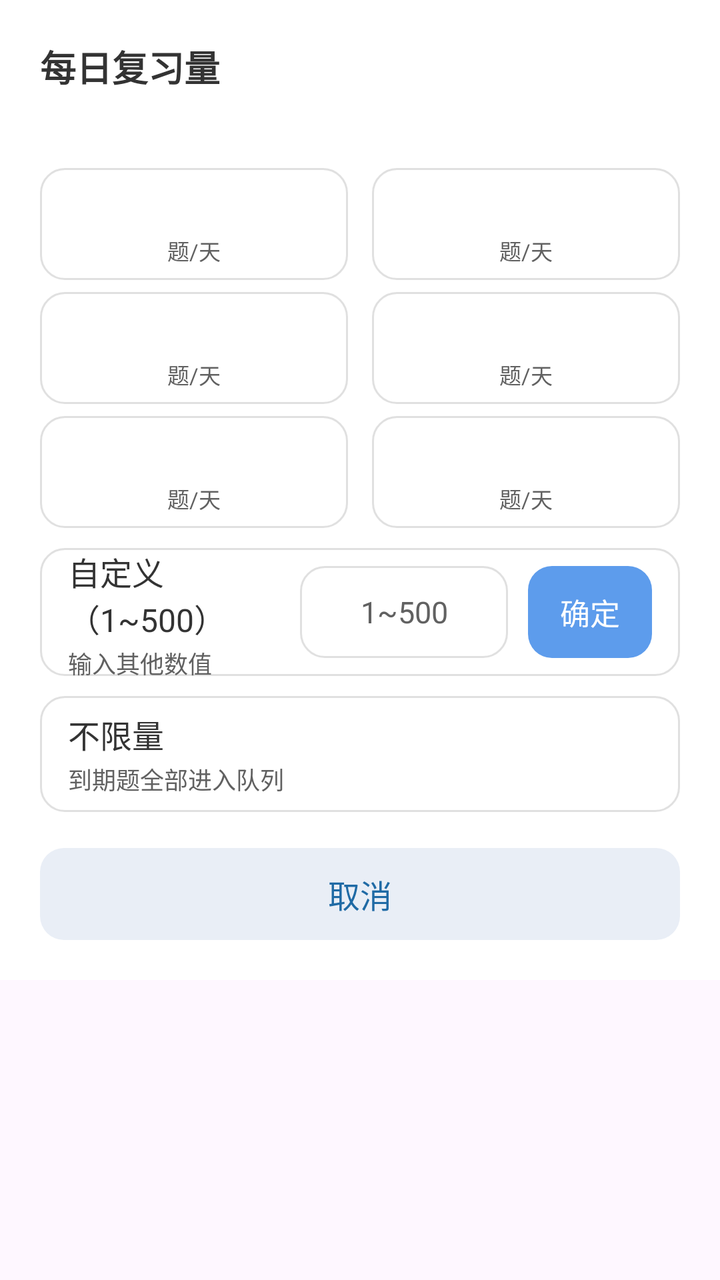
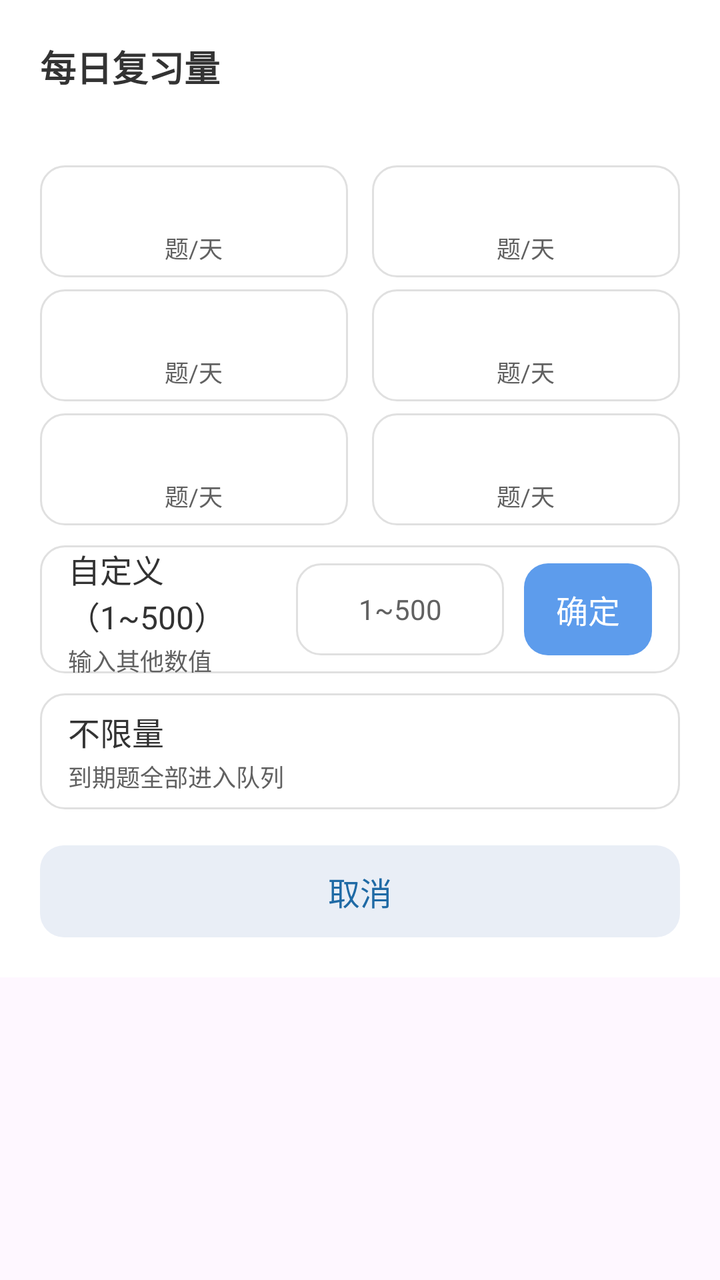

Two renders of the same Android screen: before a commit and after it. Below are the layout's source before the change and the commit's diff.
<!-- AndroidManifest.xml: application theme Theme.Demo -->
<!-- res/layout/dialog_budget.xml -->
<?xml version="1.0" encoding="utf-8"?>
<androidx.core.widget.NestedScrollView xmlns:android="http://schemas.android.com/apk/res/android"
    android:layout_width="match_parent"
    android:layout_height="wrap_content"
    android:fillViewport="false">

    <LinearLayout
        android:layout_width="match_parent"
        android:layout_height="wrap_content"
        android:orientation="vertical"
        android:background="@color/home_card"
        android:padding="20dp">

    <TextView
        android:id="@+id/tv_budget_title"
        android:layout_width="match_parent"
        android:layout_height="wrap_content"
        android:text="每日复习量"
        android:textSize="18sp"
        android:textStyle="bold"
        android:textColor="@color/home_text_primary" />

    <TextView
        android:id="@+id/tv_budget_current"
        android:layout_width="match_parent"
        android:layout_height="wrap_content"
        android:layout_marginTop="4dp"
        android:textSize="13sp"
        android:textColor="@color/home_text_secondary" />

    
    <LinearLayout
        android:layout_width="match_parent"
        android:layout_height="wrap_content"
        android:orientation="horizontal"
        android:layout_marginTop="16dp">

        <LinearLayout
            android:id="@+id/chip_0"
            android:layout_width="0dp"
            android:layout_height="56dp"
            android:layout_weight="1"
            android:layout_marginEnd="6dp"
            android:orientation="vertical"
            android:gravity="center"
            android:background="@drawable/bg_budget_option_normal"
            android:clickable="true"
            android:focusable="true"
            android:foreground="?attr/selectableItemBackground">

            <TextView
                android:id="@+id/chip_num_0"
                android:layout_width="wrap_content"
                android:layout_height="wrap_content"
                android:textSize="18sp"
                android:textStyle="bold"
                android:textColor="@color/home_text_primary" />

            <TextView
                android:layout_width="wrap_content"
                android:layout_height="wrap_content"
                android:layout_marginTop="2dp"
                android:text="题/天"
                android:textSize="11sp"
                android:textColor="@color/home_text_secondary" />
        </LinearLayout>

        <LinearLayout
            android:id="@+id/chip_1"
            android:layout_width="0dp"
            android:layout_height="56dp"
            android:layout_weight="1"
            android:layout_marginStart="6dp"
            android:orientation="vertical"
            android:gravity="center"
            android:background="@drawable/bg_budget_option_normal"
            android:clickable="true"
            android:focusable="true"
            android:foreground="?attr/selectableItemBackground">

            <TextView
                android:id="@+id/chip_num_1"
                android:layout_width="wrap_content"
                android:layout_height="wrap_content"
                android:textSize="18sp"
                android:textStyle="bold"
                android:textColor="@color/home_text_primary" />

            <TextView
                android:layout_width="wrap_content"
                android:layout_height="wrap_content"
                android:layout_marginTop="2dp"
                android:text="题/天"
                android:textSize="11sp"
                android:textColor="@color/home_text_secondary" />
        </LinearLayout>
    </LinearLayout>

    <LinearLayout
        android:layout_width="match_parent"
        android:layout_height="wrap_content"
        android:orientation="horizontal"
        android:layout_marginTop="6dp">

        <LinearLayout
            android:id="@+id/chip_2"
            android:layout_width="0dp"
            android:layout_height="56dp"
            android:layout_weight="1"
            android:layout_marginEnd="6dp"
            android:orientation="vertical"
            android:gravity="center"
            android:background="@drawable/bg_budget_option_normal"
            android:clickable="true"
            android:focusable="true"
            android:foreground="?attr/selectableItemBackground">

            <TextView
                android:id="@+id/chip_num_2"
                android:layout_width="wrap_content"
                android:layout_height="wrap_content"
                android:textSize="18sp"
                android:textStyle="bold"
                android:textColor="@color/home_text_primary" />

            <TextView
                android:layout_width="wrap_content"
                android:layout_height="wrap_content"
                android:layout_marginTop="2dp"
                android:text="题/天"
                android:textSize="11sp"
                android:textColor="@color/home_text_secondary" />
        </LinearLayout>

        <LinearLayout
            android:id="@+id/chip_3"
            android:layout_width="0dp"
            android:layout_height="56dp"
            android:layout_weight="1"
            android:layout_marginStart="6dp"
            android:orientation="vertical"
            android:gravity="center"
            android:background="@drawable/bg_budget_option_normal"
            android:clickable="true"
            android:focusable="true"
            android:foreground="?attr/selectableItemBackground">

            <TextView
                android:id="@+id/chip_num_3"
                android:layout_width="wrap_content"
                android:layout_height="wrap_content"
                android:textSize="18sp"
                android:textStyle="bold"
                android:textColor="@color/home_text_primary" />

            <TextView
                android:layout_width="wrap_content"
                android:layout_height="wrap_content"
                android:layout_marginTop="2dp"
                android:text="题/天"
                android:textSize="11sp"
                android:textColor="@color/home_text_secondary" />
        </LinearLayout>
    </LinearLayout>

    <LinearLayout
        android:layout_width="match_parent"
        android:layout_height="wrap_content"
        android:orientation="horizontal"
        android:layout_marginTop="6dp">

        <LinearLayout
            android:id="@+id/chip_4"
            android:layout_width="0dp"
            android:layout_height="56dp"
            android:layout_weight="1"
            android:layout_marginEnd="6dp"
            android:orientation="vertical"
            android:gravity="center"
            android:background="@drawable/bg_budget_option_normal"
            android:clickable="true"
            android:focusable="true"
            android:foreground="?attr/selectableItemBackground">

            <TextView
                android:id="@+id/chip_num_4"
                android:layout_width="wrap_content"
                android:layout_height="wrap_content"
                android:textSize="18sp"
                android:textStyle="bold"
                android:textColor="@color/home_text_primary" />

            <TextView
                android:layout_width="wrap_content"
                android:layout_height="wrap_content"
                android:layout_marginTop="2dp"
                android:text="题/天"
                android:textSize="11sp"
                android:textColor="@color/home_text_secondary" />
        </LinearLayout>

        <LinearLayout
            android:id="@+id/chip_5"
            android:layout_width="0dp"
            android:layout_height="56dp"
            android:layout_weight="1"
            android:layout_marginStart="6dp"
            android:orientation="vertical"
            android:gravity="center"
            android:background="@drawable/bg_budget_option_normal"
            android:clickable="true"
            android:focusable="true"
            android:foreground="?attr/selectableItemBackground">

            <TextView
                android:id="@+id/chip_num_5"
                android:layout_width="wrap_content"
                android:layout_height="wrap_content"
                android:textSize="18sp"
                android:textStyle="bold"
                android:textColor="@color/home_text_primary" />

            <TextView
                android:layout_width="wrap_content"
                android:layout_height="wrap_content"
                android:layout_marginTop="2dp"
                android:text="题/天"
                android:textSize="11sp"
                android:textColor="@color/home_text_secondary" />
        </LinearLayout>
    </LinearLayout>

    
    <LinearLayout
        android:id="@+id/row_custom"
        android:layout_width="match_parent"
        android:layout_height="64dp"
        android:orientation="horizontal"
        android:gravity="center_vertical"
        android:layout_marginTop="10dp"
        android:paddingLeft="14dp"
        android:paddingRight="14dp"
        android:background="@drawable/bg_budget_option_normal"
        android:clickable="false"
        android:focusable="true"
        android:foreground="?attr/selectableItemBackground">

        <LinearLayout
            android:layout_width="0dp"
            android:layout_height="wrap_content"
            android:layout_weight="1"
            android:orientation="vertical">

            <TextView
                android:id="@+id/row_custom_title"
                android:layout_width="wrap_content"
                android:layout_height="wrap_content"
                android:text="自定义（1~500）"
                android:textSize="16sp"
                android:textColor="@color/home_text_primary" />

            <TextView
                android:id="@+id/row_custom_sub"
                android:layout_width="wrap_content"
                android:layout_height="wrap_content"
                android:layout_marginTop="2dp"
                android:text="输入其他数值"
                android:textSize="12sp"
                android:textColor="@color/home_text_secondary" />
        </LinearLayout>

        <EditText
            android:id="@+id/row_custom_input"
            android:layout_width="104dp"
            android:layout_height="46dp"
            android:gravity="center"
            android:inputType="number"
            android:maxLength="3"
            android:hint="1~500"
            android:textSize="15sp"
            android:textColor="@color/home_text_primary"
            android:textColorHint="@color/home_text_secondary"
            android:background="@drawable/bg_budget_option_normal"
            android:paddingLeft="6dp"
            android:paddingRight="6dp" />

        <TextView
            android:id="@+id/btn_custom_confirm"
            android:layout_width="wrap_content"
            android:layout_height="46dp"
            android:layout_marginStart="10dp"
            android:paddingLeft="16dp"
            android:paddingRight="16dp"
            android:gravity="center"
            android:text="确定"
            android:textSize="15sp"
            android:textColor="@color/home_card"
            android:background="@drawable/bg_prompt_button"
            android:backgroundTint="@color/action_primary"
            android:clickable="true"
            android:focusable="true"
            android:foreground="?attr/selectableItemBackground" />
    </LinearLayout>

    
    <LinearLayout
        android:id="@+id/row_unlimited"
        android:layout_width="match_parent"
        android:layout_height="58dp"
        android:orientation="horizontal"
        android:gravity="center_vertical"
        android:layout_marginTop="10dp"
        android:paddingLeft="14dp"
        android:paddingRight="14dp"
        android:background="@drawable/bg_budget_option_normal"
        android:clickable="true"
        android:focusable="true"
        android:foreground="?attr/selectableItemBackground">

        <LinearLayout
            android:layout_width="0dp"
            android:layout_height="wrap_content"
            android:layout_weight="1"
            android:orientation="vertical">

            <TextView
                android:id="@+id/row_unlimited_title"
                android:layout_width="wrap_content"
                android:layout_height="wrap_content"
                android:text="不限量"
                android:textSize="16sp"
                android:textColor="@color/home_text_primary" />

            <TextView
                android:id="@+id/row_unlimited_sub"
                android:layout_width="wrap_content"
                android:layout_height="wrap_content"
                android:layout_marginTop="2dp"
                android:text="到期题全部进入队列"
                android:textSize="12sp"
                android:textColor="@color/home_text_secondary" />
        </LinearLayout>
    </LinearLayout>

    <TextView
        android:id="@+id/btn_budget_cancel"
        android:layout_width="match_parent"
        android:layout_height="46dp"
        android:layout_marginTop="18dp"
        android:background="@drawable/bg_prompt_button"
        android:backgroundTint="#E9EEF6"
        android:gravity="center"
        android:text="取消"
        android:textSize="16sp"
        android:textColor="@color/detail_primary"
        android:clickable="true"
        android:focusable="true" />

    </LinearLayout>

</androidx.core.widget.NestedScrollView>
<!-- resources referenced by this layout -->
<resources>
  <color name="action_primary">#5D9CEC</color>
  <color name="detail_primary">#1F6AA5</color>
  <color name="home_card">#FFFFFF</color>
  <color name="home_text_primary">#333333</color>
  <color name="home_text_secondary">#616161</color>
  <!-- drawable bg_budget_option_normal (drawable) -->
  <?xml version="1.0" encoding="utf-8"?>
  <shape xmlns:android="http://schemas.android.com/apk/res/android"
      android:shape="rectangle">
      <corners android:radius="@dimen/corner_control" />
      <solid android:color="@color/home_card" />
      <stroke android:width="1dp" android:color="@color/home_stroke" />
  </shape>
  <!-- drawable bg_prompt_button (drawable) -->
  <?xml version="1.0" encoding="utf-8"?>
  <shape xmlns:android="http://schemas.android.com/apk/res/android"
      android:shape="rectangle">
      <corners android:radius="@dimen/corner_control" />
      <solid android:color="#FFFFFF" />
  </shape>
  <style name="Theme.Demo" parent="Base.Theme.Demo" />
  <dimen name="corner_control">12dp</dimen>
  <color name="home_stroke">#E0E0E0</color>
  <style name="Base.Theme.Demo" parent="Theme.Material3.DayNight.NoActionBar">
          
          <item name="android:statusBarColor">@color/home_bg</item>
          <item name="android:windowLightStatusBar">true</item>
          <item name="android:navigationBarColor">@color/home_bg</item>
          <item name="android:windowLightNavigationBar" tools:targetApi="o_mr1">true</item>
          <item name="android:enforceNavigationBarContrast" tools:targetApi="q">false</item>
      </style>
  <color name="home_bg">@color/page_bg</color>
  <color name="page_bg">#F0F2F5</color>
</resources>

<!-- the commit's change to res/layout/dialog_budget.xml (unified diff, before → after) -->
@@ -16,7 +16,7 @@
         android:layout_width="match_parent"
         android:layout_height="wrap_content"
         android:text="每日复习量"
-        android:textSize="18sp"
+        android:textSize="@dimen/text_size_title"
         android:textStyle="bold"
         android:textColor="@color/home_text_primary" />
 
@@ -25,7 +25,7 @@
         android:layout_width="match_parent"
         android:layout_height="wrap_content"
         android:layout_marginTop="4dp"
-        android:textSize="13sp"
+        android:textSize="@dimen/text_size_caption"
         android:textColor="@color/home_text_secondary" />
 
     
@@ -52,16 +52,16 @@
                 android:id="@+id/chip_num_0"
                 android:layout_width="wrap_content"
                 android:layout_height="wrap_content"
-                android:textSize="18sp"
-                android:textStyle="bold"
-                android:textColor="@color/home_text_primary" />
-
-            <TextView
-                android:layout_width="wrap_content"
-                android:layout_height="wrap_content"
-                android:layout_marginTop="2dp"
-                android:text="题/天"
-                android:textSize="11sp"
+                android:textSize="@dimen/text_size_title"
+                android:textStyle="bold"
+                android:textColor="@color/home_text_primary" />
+
+            <TextView
+                android:layout_width="wrap_content"
+                android:layout_height="wrap_content"
+                android:layout_marginTop="2dp"
+                android:text="题/天"
+                android:textSize="@dimen/text_size_caption"
                 android:textColor="@color/home_text_secondary" />
         </LinearLayout>
 
@@ -82,16 +82,16 @@
                 android:id="@+id/chip_num_1"
                 android:layout_width="wrap_content"
                 android:layout_height="wrap_content"
-                android:textSize="18sp"
-                android:textStyle="bold"
-                android:textColor="@color/home_text_primary" />
-
-            <TextView
-                android:layout_width="wrap_content"
-                android:layout_height="wrap_content"
-                android:layout_marginTop="2dp"
-                android:text="题/天"
-                android:textSize="11sp"
+                android:textSize="@dimen/text_size_title"
+                android:textStyle="bold"
+                android:textColor="@color/home_text_primary" />
+
+            <TextView
+                android:layout_width="wrap_content"
+                android:layout_height="wrap_content"
+                android:layout_marginTop="2dp"
+                android:text="题/天"
+                android:textSize="@dimen/text_size_caption"
                 android:textColor="@color/home_text_secondary" />
         </LinearLayout>
     </LinearLayout>
@@ -119,16 +119,16 @@
                 android:id="@+id/chip_num_2"
                 android:layout_width="wrap_content"
                 android:layout_height="wrap_content"
-                android:textSize="18sp"
-                android:textStyle="bold"
-                android:textColor="@color/home_text_primary" />
-
-            <TextView
-                android:layout_width="wrap_content"
-                android:layout_height="wrap_content"
-                android:layout_marginTop="2dp"
-                android:text="题/天"
-                android:textSize="11sp"
+                android:textSize="@dimen/text_size_title"
+                android:textStyle="bold"
+                android:textColor="@color/home_text_primary" />
+
+            <TextView
+                android:layout_width="wrap_content"
+                android:layout_height="wrap_content"
+                android:layout_marginTop="2dp"
+                android:text="题/天"
+                android:textSize="@dimen/text_size_caption"
                 android:textColor="@color/home_text_secondary" />
         </LinearLayout>
 
@@ -149,16 +149,16 @@
                 android:id="@+id/chip_num_3"
                 android:layout_width="wrap_content"
                 android:layout_height="wrap_content"
-                android:textSize="18sp"
-                android:textStyle="bold"
-                android:textColor="@color/home_text_primary" />
-
-            <TextView
-                android:layout_width="wrap_content"
-                android:layout_height="wrap_content"
-                android:layout_marginTop="2dp"
-                android:text="题/天"
-                android:textSize="11sp"
+                android:textSize="@dimen/text_size_title"
+                android:textStyle="bold"
+                android:textColor="@color/home_text_primary" />
+
+            <TextView
+                android:layout_width="wrap_content"
+                android:layout_height="wrap_content"
+                android:layout_marginTop="2dp"
+                android:text="题/天"
+                android:textSize="@dimen/text_size_caption"
                 android:textColor="@color/home_text_secondary" />
         </LinearLayout>
     </LinearLayout>
@@ -186,16 +186,16 @@
                 android:id="@+id/chip_num_4"
                 android:layout_width="wrap_content"
                 android:layout_height="wrap_content"
-                android:textSize="18sp"
-                android:textStyle="bold"
-                android:textColor="@color/home_text_primary" />
-
-            <TextView
-                android:layout_width="wrap_content"
-                android:layout_height="wrap_content"
-                android:layout_marginTop="2dp"
-                android:text="题/天"
-                android:textSize="11sp"
+                android:textSize="@dimen/text_size_title"
+                android:textStyle="bold"
+                android:textColor="@color/home_text_primary" />
+
+            <TextView
+                android:layout_width="wrap_content"
+                android:layout_height="wrap_content"
+                android:layout_marginTop="2dp"
+                android:text="题/天"
+                android:textSize="@dimen/text_size_caption"
                 android:textColor="@color/home_text_secondary" />
         </LinearLayout>
 
@@ -216,16 +216,16 @@
                 android:id="@+id/chip_num_5"
                 android:layout_width="wrap_content"
                 android:layout_height="wrap_content"
-                android:textSize="18sp"
-                android:textStyle="bold"
-                android:textColor="@color/home_text_primary" />
-
-            <TextView
-                android:layout_width="wrap_content"
-                android:layout_height="wrap_content"
-                android:layout_marginTop="2dp"
-                android:text="题/天"
-                android:textSize="11sp"
+                android:textSize="@dimen/text_size_title"
+                android:textStyle="bold"
+                android:textColor="@color/home_text_primary" />
+
+            <TextView
+                android:layout_width="wrap_content"
+                android:layout_height="wrap_content"
+                android:layout_marginTop="2dp"
+                android:text="题/天"
+                android:textSize="@dimen/text_size_caption"
                 android:textColor="@color/home_text_secondary" />
         </LinearLayout>
     </LinearLayout>
@@ -256,7 +256,7 @@
                 android:layout_width="wrap_content"
                 android:layout_height="wrap_content"
                 android:text="自定义（1~500）"
-                android:textSize="16sp"
+                android:textSize="@dimen/text_size_emphasis"
                 android:textColor="@color/home_text_primary" />
 
             <TextView
@@ -265,7 +265,7 @@
                 android:layout_height="wrap_content"
                 android:layout_marginTop="2dp"
                 android:text="输入其他数值"
-                android:textSize="12sp"
+                android:textSize="@dimen/text_size_caption"
                 android:textColor="@color/home_text_secondary" />
         </LinearLayout>
 
@@ -277,7 +277,7 @@
             android:inputType="number"
             android:maxLength="3"
             android:hint="1~500"
-            android:textSize="15sp"
+            android:textSize="@dimen/text_size_body"
             android:textColor="@color/home_text_primary"
             android:textColorHint="@color/home_text_secondary"
             android:background="@drawable/bg_budget_option_normal"
@@ -293,7 +293,7 @@
             android:paddingRight="16dp"
             android:gravity="center"
             android:text="确定"
-            android:textSize="15sp"
+            android:textSize="@dimen/text_size_emphasis"
             android:textColor="@color/home_card"
             android:background="@drawable/bg_prompt_button"
             android:backgroundTint="@color/action_primary"
@@ -328,7 +328,7 @@
                 android:layout_width="wrap_content"
                 android:layout_height="wrap_content"
                 android:text="不限量"
-                android:textSize="16sp"
+                android:textSize="@dimen/text_size_emphasis"
                 android:textColor="@color/home_text_primary" />
 
             <TextView
@@ -337,7 +337,7 @@
                 android:layout_height="wrap_content"
                 android:layout_marginTop="2dp"
                 android:text="到期题全部进入队列"
-                android:textSize="12sp"
+                android:textSize="@dimen/text_size_caption"
                 android:textColor="@color/home_text_secondary" />
         </LinearLayout>
     </LinearLayout>
@@ -351,7 +351,7 @@
         android:backgroundTint="#E9EEF6"
         android:gravity="center"
         android:text="取消"
-        android:textSize="16sp"
+        android:textSize="@dimen/text_size_emphasis"
         android:textColor="@color/detail_primary"
         android:clickable="true"
         android:focusable="true" />
<!-- resource entries referenced after the edit -->
@@ -5,6 +5,10 @@
   <color name="home_card">#FFFFFF</color>
   <color name="home_text_primary">#333333</color>
   <color name="home_text_secondary">#616161</color>
+  <dimen name="text_size_body">14sp</dimen>
+  <dimen name="text_size_caption">12sp</dimen>
+  <dimen name="text_size_emphasis">16sp</dimen>
+  <dimen name="text_size_title">18sp</dimen>
   <!-- drawable bg_budget_option_normal (drawable) -->
   <?xml version="1.0" encoding="utf-8"?>
   <shape xmlns:android="http://schemas.android.com/apk/res/android"
